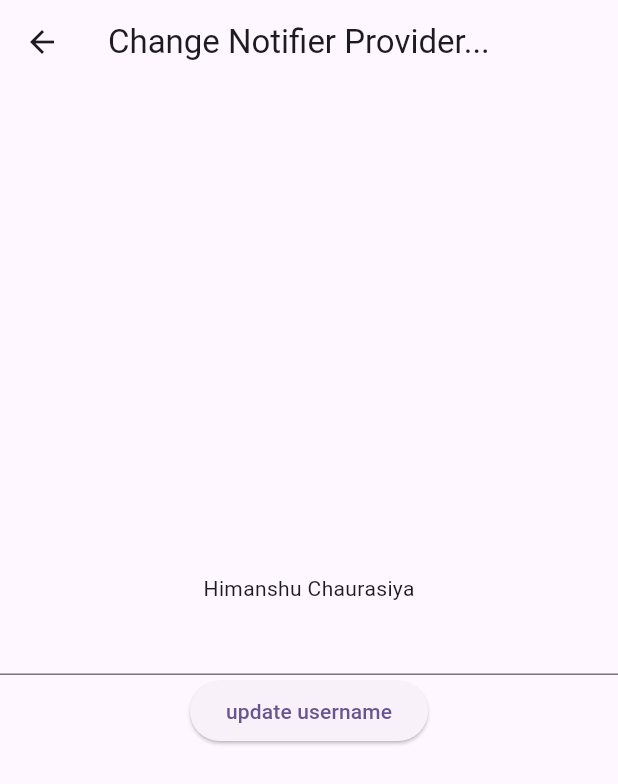
After one commit to himanshuchaurasiya24/RiverpodTutorial, a Flutter app: the ChangeNotifierProviderExample screen opened directly, on a phone screen of 412 x 824 dp. The commit adds this screen. Shown: the top 784 px of the screen. Run offline on Flutter 3.47's test engine with Material 3 defaults, Android fonts, the phone set to English and light mode, and no system bars; our stand-ins replace flutter_riverpod, riverpod_annotation; generated files the repository leaves out were written again.

Commit message:
change notifier provider example completed

```diff
--- /dev/null
+++ b/cwm_riverpod/lib/different_providers/change_notifier_provider.dart
@@ -0,0 +1,41 @@
+import 'package:cwm_riverpod/different_providers/user_change_notifier_provider.dart';
+import 'package:flutter/material.dart';
+import 'package:flutter_riverpod/flutter_riverpod.dart';
+
+class ChangeNotifierProviderExample extends ConsumerWidget {
+  ChangeNotifierProviderExample({super.key});
+  final usernameController = TextEditingController();
+  @override
+  Widget build(BuildContext context, WidgetRef ref) {
+    debugPrint('Rebuilt...');
+    return Scaffold(
+      appBar: AppBar(
+        title: const Text('Change Notifier Provider...'),
+      ),
+      body: Column(
+        crossAxisAlignment: CrossAxisAlignment.center,
+        mainAxisAlignment: MainAxisAlignment.center,
+        children: [
+          Consumer(
+            builder: (context, ref, child) {
+    // debugPrint('Rebuilt... in consumer');
+              return Text(
+                  ref.watch(userChangeNotifierProvider).username.toString());
+            },
+          ),
+          TextField(
+            controller: usernameController,
+          ),
+          ElevatedButton(
+            onPressed: () {
+              ref
+                  .read(userChangeNotifierProvider.notifier)
+                  .changeUsername(usernameController.text);
+            },
+            child: const Text('update username'),
+          )
+        ],
+      ),
+    );
+  }
+}
--- a/cwm_riverpod/lib/different_providers/future_provider.dart
+++ b/cwm_riverpod/lib/different_providers/future_provider.dart
@@ -63,7 +63,7 @@ class WeatherScreen extends ConsumerWidget {
   @override
   Widget build(BuildContext context, WidgetRef ref) {
     final futureQuotes = ref.watch(futureQuotesProvider);
-    final futureTime = ref.watch(futureTimeProvider);
+    // final futureTime = ref.watch(futureTimeProvider);
     return Scaffold(
       appBar: AppBar(
         title: const Text('Future Provider...'),
--- a/cwm_riverpod/lib/different_providers/landing_future_provider.dart
+++ b/cwm_riverpod/lib/different_providers/landing_future_provider.dart
@@ -1,4 +1,9 @@
+// ignore_for_file: unused_import
+
+import 'package:cwm_riverpod/different_providers/change_notifier_provider.dart';
 import 'package:cwm_riverpod/different_providers/future_provider.dart';
+import 'package:cwm_riverpod/different_providers/state_notifier_provider.dart';
+import 'package:cwm_riverpod/different_providers/stream_provider_example.dart';
 import 'package:flutter/material.dart';
 
 class LandingFutureProvider extends StatelessWidget {
@@ -17,12 +22,15 @@ class LandingFutureProvider extends StatelessWidget {
               context,
               MaterialPageRoute(
                 builder: (context) {
-                  return const WeatherScreen();
+                  // return const WeatherScreen();
+                  // return const StreamProviderExample();
+                  // return  ChangeNotifierProviderExample();
+                  return  StateNotifierProviderExample();
                 },
               ),
             );
           },
-          child: Text('Future Provider Example'),
+          child: Text('Change Notifier Provider Example'),
         ),
       ),
     );
--- /dev/null
+++ b/cwm_riverpod/lib/different_providers/user_change_notifier_provider.dart
@@ -0,0 +1,14 @@
+import 'package:flutter/foundation.dart';
+import 'package:flutter_riverpod/flutter_riverpod.dart';
+
+final userChangeNotifierProvider = ChangeNotifierProvider<User>((ref) {
+  return User();
+});
+class User extends ChangeNotifier {
+  String username = 'Himanshu Chaurasiya';
+  void changeUsername(String name) {
+    username = name;
+    // notifier listeners about the state change...
+    notifyListeners();
+  }
+}
--- a/cwm_riverpod/lib/main.dart
+++ b/cwm_riverpod/lib/main.dart
@@ -5,7 +5,6 @@ import 'package:cwm_riverpod/riverpod_cwm.dart';
 import 'package:cwm_riverpod/different_providers/state_providers.dart';
 import 'package:flutter/material.dart';
 import 'package:flutter_riverpod/flutter_riverpod.dart';
-
 void main() {
   runApp(
     // UpdateCheck(),
```
Also changed, not shown: cwm_riverpod/lib/different_providers/counter_notifier.dart (added, +22 -0 lines), cwm_riverpod/lib/different_providers/state_notifier_provider.dart (added, +33 -0 lines), cwm_riverpod/lib/different_providers/stream_provider_example.dart (added, +37 -0 lines).
